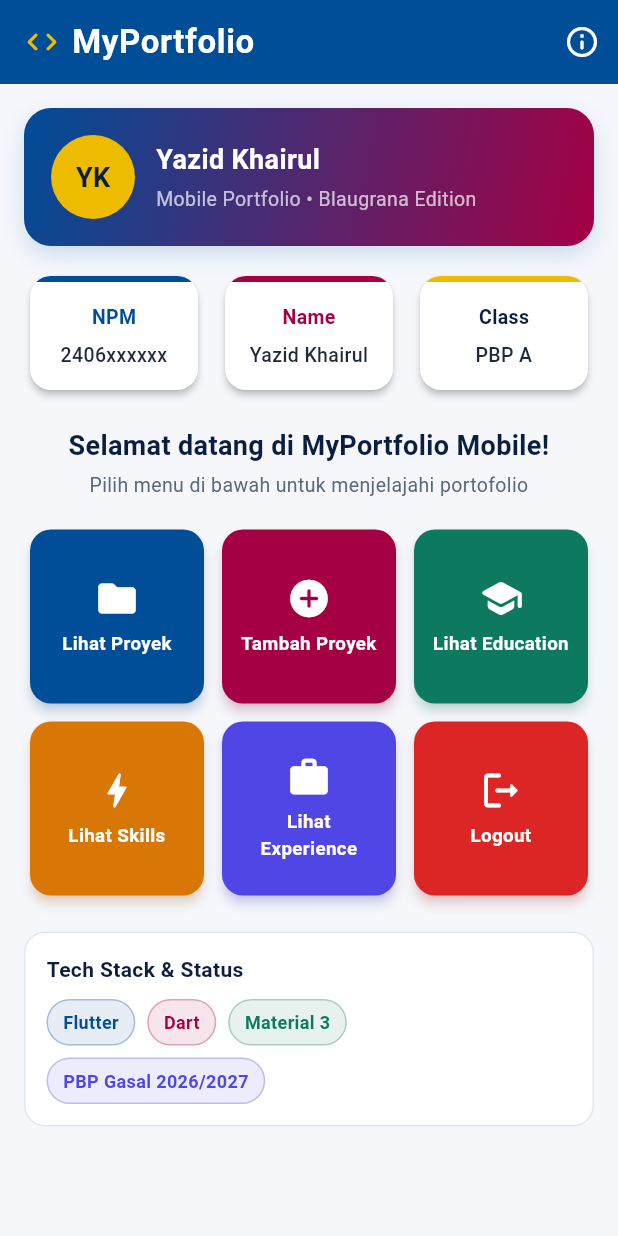
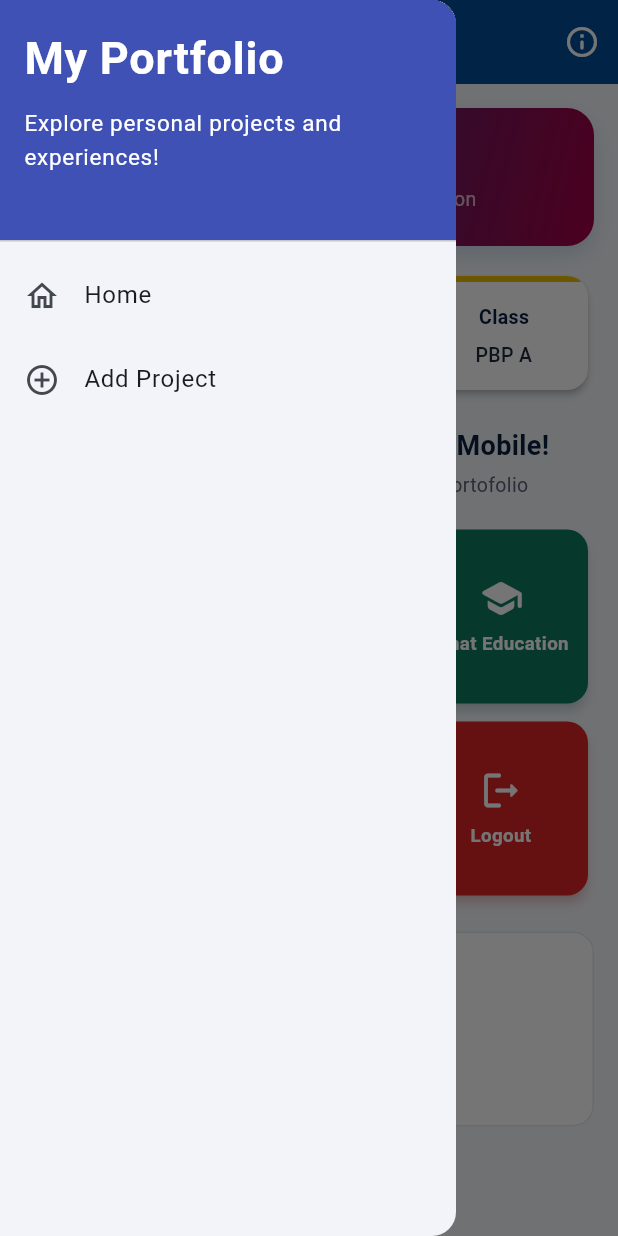
Before and after one commit to yazidkhairul-tech/myportofolio_mobile, a Flutter app: the screen it shows after launch, with the side drawer open (before the commit the screen has no drawer), on a phone screen of 412 x 824 dp. Run offline on Flutter 3.47's test engine with Material 3 defaults, Android fonts, the phone set to English and light mode, and no system bars.

Commit message:
feat: implement Tutorial 09 navigation, drawer, form, and refactoring

```diff
--- a/lib/main.dart
+++ b/lib/main.dart
@@ -1,5 +1,5 @@
 import 'package:flutter/material.dart';
-import 'package:myportofolio_mobile/menu.dart';
+import 'package:myportofolio_mobile/screens/menu.dart';
 
 /// Titik masuk utama aplikasi mobile MyPortfolio.
 void main() {
--- a/lib/menu.dart
+++ b/lib/screens/menu.dart
@@ -1,4 +1,6 @@
 import 'package:flutter/material.dart';
+import 'package:myportofolio_mobile/widgets/left_drawer.dart';
+import 'package:myportofolio_mobile/widgets/project_card.dart';
 
 /// Halaman utama aplikasi portofolio pribadi (StatelessWidget).
 ///
@@ -7,7 +9,7 @@ import 'package:flutter/material.dart';
 class MyHomePage extends StatelessWidget {
   MyHomePage({super.key});
 
-  // TODO: Ganti dengan NPM, Nama Lengkap, dan Kelas PBP asli kamu.
+  // Data identitas: NPM, Nama Lengkap, dan Kelas PBP.
   final String npm = "2406xxxxxx";
   final String nama = "Yazid Khairul";
   final String kelas = "PBP A";
@@ -106,6 +108,7 @@ class MyHomePage extends StatelessWidget {
           ),
         ],
       ),
+      drawer: const LeftDrawer(),
       // SingleChildScrollView mencegah overflow pada layar berukuran kecil.
       body: SingleChildScrollView(
         padding: const EdgeInsets.all(16.0),
@@ -373,75 +376,6 @@ class ItemHomepage {
   ItemHomepage(this.name, this.icon, this.color);
 }
 
-/// Kartu tombol aksi interaktif yang menampilkan [SnackBar] saat ditekan.
-class ItemCard extends StatelessWidget {
-  final ItemHomepage item;
-
-  const ItemCard(this.item, {super.key});
-
-  @override
-  Widget build(BuildContext context) {
-    return Material(
-      color: item.color,
-      elevation: 3.0,
-      shadowColor: item.color.withValues(alpha: 0.4),
-      borderRadius: BorderRadius.circular(14),
-      child: InkWell(
-        borderRadius: BorderRadius.circular(14),
-        // Aksi ketika kartu ditekan oleh pengguna.
-        onTap: () {
-          // Sembunyikan SnackBar sebelumnya agar notifikasi tidak menumpuk.
-          ScaffoldMessenger.of(context)
-            ..hideCurrentSnackBar()
-            ..showSnackBar(
-              SnackBar(
-                behavior: SnackBarBehavior.floating,
-                backgroundColor: item.color,
-                shape: RoundedRectangleBorder(
-                  borderRadius: BorderRadius.circular(10),
-                ),
-                content: Text(
-                  "Kamu telah menekan tombol ${item.name}!",
-                  style: const TextStyle(
-                    color: Colors.white,
-                    fontWeight: FontWeight.w500,
-                  ),
-                ),
-              ),
-            );
-        },
-        child: Container(
-          padding: const EdgeInsets.all(10),
-          child: Center(
-            child: Column(
-              mainAxisAlignment: MainAxisAlignment.center,
-              children: [
-                Icon(
-                  item.icon,
-                  color: Colors.white,
-                  size: 30.0,
-                ),
-                const SizedBox(height: 6),
-                Text(
-                  item.name,
-                  textAlign: TextAlign.center,
-                  maxLines: 2,
-                  overflow: TextOverflow.ellipsis,
-                  style: const TextStyle(
-                    color: Colors.white,
-                    fontSize: 12.5,
-                    fontWeight: FontWeight.w600,
-                  ),
-                ),
-              ],
-            ),
-          ),
-        ),
-      ),
-    );
-  }
-}
-
 /// Badge kecil untuk menampilkan tag teknologi pada bagian ringkasan.
 class _TechBadge extends StatelessWidget {
   final String label;
--- /dev/null
+++ b/lib/widgets/left_drawer.dart
@@ -0,0 +1,69 @@
+import 'package:flutter/material.dart';
+import 'package:myportofolio_mobile/screens/menu.dart';
+import 'package:myportofolio_mobile/screens/project_form.dart';
+
+class LeftDrawer extends StatelessWidget {
+  const LeftDrawer({super.key});
+
+  @override
+  Widget build(BuildContext context) {
+    return Drawer(
+      child: ListView(
+        children: [
+          const DrawerHeader(
+            decoration: BoxDecoration(
+              color: Colors.indigo,
+            ),
+            child: Column(
+              crossAxisAlignment: CrossAxisAlignment.start,
+              children: [
+                Text(
+                  'My Portfolio',
+                  style: TextStyle(
+                    fontSize: 30,
+                    fontWeight: FontWeight.bold,
+                    color: Colors.white,
+                  ),
+                ),
+                SizedBox(height: 10),
+                Text(
+                  'Explore personal projects and experiences!',
+                  style: TextStyle(
+                    fontSize: 15,
+                    color: Colors.white,
+                  ),
+                ),
+              ],
+            ),
+          ),
+          ListTile(
+            leading: const Icon(Icons.home_outlined),
+            title: const Text('Home'),
+            // Navigasi ke halaman utama portofolio
+            onTap: () {
+              Navigator.pushReplacement(
+                context,
+                MaterialPageRoute(
+                  builder: (context) => MyHomePage(),
+                ),
+              );
+            },
+          ),
+          ListTile(
+            leading: const Icon(Icons.add_circle_outline),
+            title: const Text('Add Project'),
+            // Navigasi ke halaman tambah proyek
+            onTap: () {
+              Navigator.pushReplacement(
+                context,
+                MaterialPageRoute(
+                  builder: (context) => const ProjectFormPage(),
+                ),
+              );
+            },
+          ),
+        ],
+      ),
+    );
+  }
+}
--- /dev/null
+++ b/lib/widgets/project_card.dart
@@ -0,0 +1,83 @@
+import 'package:flutter/material.dart';
+import 'package:myportofolio_mobile/screens/menu.dart';
+import 'package:myportofolio_mobile/screens/project_form.dart';
+
+/// Kartu tombol aksi interaktif yang menampilkan [SnackBar] saat ditekan
+/// dan melakukan navigasi ke [ProjectFormPage] ketika tombol "Tambah Proyek" ditekan.
+class ItemCard extends StatelessWidget {
+  final ItemHomepage item;
+
+  const ItemCard(this.item, {super.key});
+
+  @override
+  Widget build(BuildContext context) {
+    return Material(
+      color: item.color,
+      elevation: 3.0,
+      shadowColor: item.color.withValues(alpha: 0.4),
+      borderRadius: BorderRadius.circular(14),
+      child: InkWell(
+        borderRadius: BorderRadius.circular(14),
+        // Area responsif terhadap sentuhan
+        onTap: () {
+          // Memunculkan SnackBar ketika diklik
+          ScaffoldMessenger.of(context)
+            ..hideCurrentSnackBar()
+            ..showSnackBar(
+              SnackBar(
+                behavior: SnackBarBehavior.floating,
+                backgroundColor: item.color,
+                shape: RoundedRectangleBorder(
+                  borderRadius: BorderRadius.circular(10),
+                ),
+                content: Text(
+                  "Kamu telah menekan tombol ${item.name}!",
+                  style: const TextStyle(
+                    color: Colors.white,
+                    fontWeight: FontWeight.w500,
+                  ),
+                ),
+              ),
+            );
+
+          // Navigate ke halaman yang sesuai
+          if (item.name == "Tambah Proyek") {
+            Navigator.push(
+              context,
+              MaterialPageRoute(
+                builder: (context) => const ProjectFormPage(),
+              ),
+            );
+          }
+        },
+        child: Container(
+          padding: const EdgeInsets.all(10),
+          child: Center(
+            child: Column(
+              mainAxisAlignment: MainAxisAlignment.center,
+              children: [
+                Icon(
+                  item.icon,
+                  color: Colors.white,
+                  size: 30.0,
+                ),
+                const SizedBox(height: 6),
+                Text(
+                  item.name,
+                  textAlign: TextAlign.center,
+                  maxLines: 2,
+                  overflow: TextOverflow.ellipsis,
+                  style: const TextStyle(
+                    color: Colors.white,
+                    fontSize: 12.5,
+                    fontWeight: FontWeight.w600,
+                  ),
+                ),
+              ],
+            ),
+          ),
+        ),
+      ),
+    );
+  }
+}
```
Also changed, not shown: lib/screens/project_form.dart (added, +210 -0 lines).
